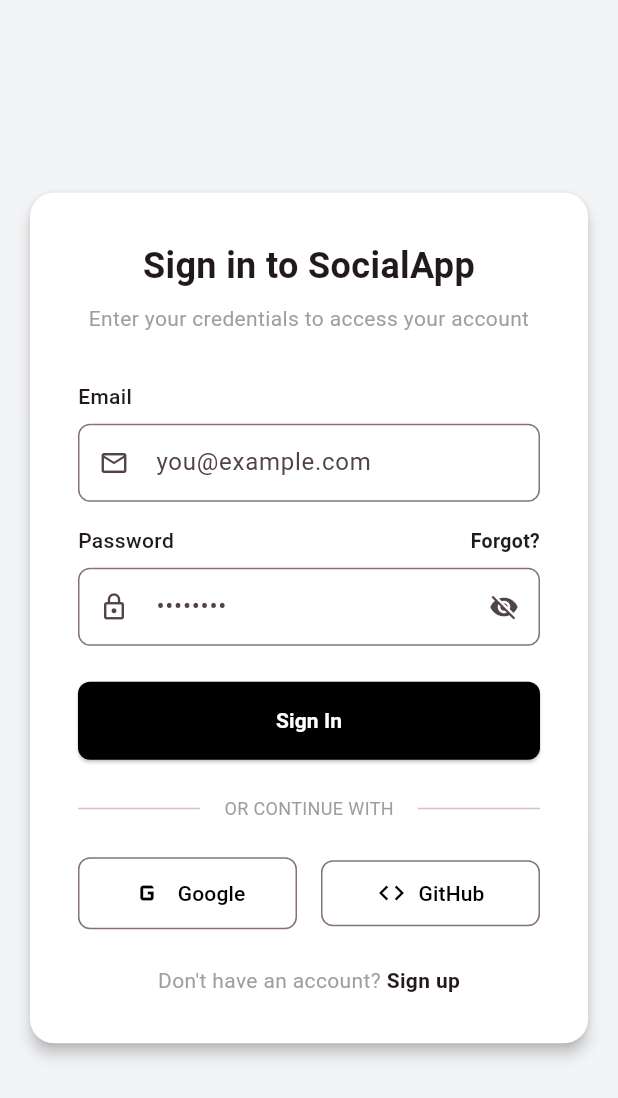
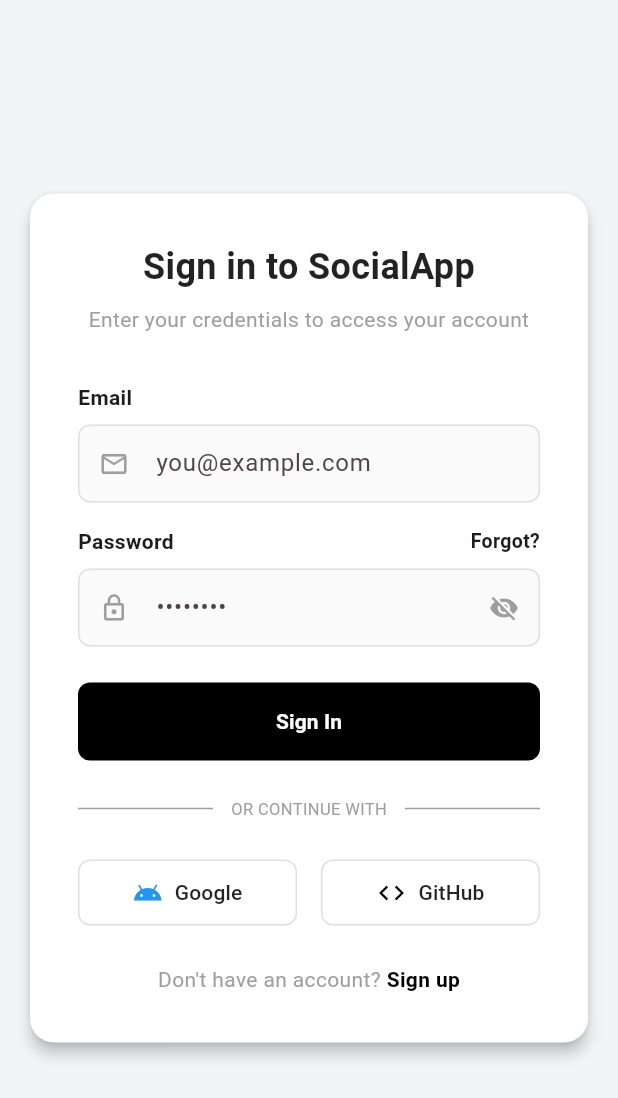
Before and after one commit to aayushhks/nexus, a Flutter app: the screen it shows after launch, on a phone screen of 412 x 824 dp. Shown: the top 1098 px of the screen. Run offline on Flutter 3.47's test engine with Material 3 defaults, Android fonts, the phone set to English and light mode, and no system bars.

```diff
--- a/lib/main.dart
+++ b/lib/main.dart
@@ -39,11 +39,13 @@
         child: SingleChildScrollView(
           padding: const EdgeInsets.all(16.0),
           child: Container(
-            constraints: const BoxConstraints(maxWidth: 450),
+            constraints: const BoxConstraints(maxWidth: 400),
             child: Card(
               elevation: 4,
-              shape: RoundedRectangleBorder(borderRadius: BorderRadius.circular(16)),
               color: Colors.white,
+              shape: RoundedRectangleBorder(
+                borderRadius: BorderRadius.circular(16),
+              ),
               child: Padding(
                 padding: const EdgeInsets.all(32.0),
                 child: Column(
@@ -54,27 +56,38 @@
                     const Text(
                       'Sign in to SocialApp',
                       textAlign: TextAlign.center,
-                      style: TextStyle(fontSize: 24, fontWeight: FontWeight.bold),
+                      style: TextStyle(
+                        fontSize: 24,
+                        fontWeight: FontWeight.bold,
+                        color: Colors.black87,
+                      ),
                     ),
                     const SizedBox(height: 8),
                     const Text(
                       'Enter your credentials to access your account',
                       textAlign: TextAlign.center,
-                      style: TextStyle(color: Colors.grey),
+                      style: TextStyle(color: Colors.grey, fontSize: 14),
                     ),
                     const SizedBox(height: 32),
 
                     // Email Field
-                    const Text('Email', style: TextStyle(fontWeight: FontWeight.w500)),
+                    const Text('Email', style: TextStyle(fontWeight: FontWeight.w600)),
                     const SizedBox(height: 8),
                     TextField(
                       decoration: InputDecoration(
                         hintText: 'you@example.com',
-                        prefixIcon: const Icon(Icons.mail_outline, size: 20),
+                        prefixIcon: const Icon(Icons.mail_outline, size: 20, color: Colors.grey),
                         border: OutlineInputBorder(
                           borderRadius: BorderRadius.circular(8),
+                          borderSide: BorderSide(color: Colors.grey.shade300),
+                        ),
+                        enabledBorder: OutlineInputBorder(
+                          borderRadius: BorderRadius.circular(8),
+                          borderSide: BorderSide(color: Colors.grey.shade300),
                         ),
                         contentPadding: const EdgeInsets.symmetric(horizontal: 16, vertical: 14),
+                        filled: true,
+                        fillColor: Colors.grey.shade50,
                       ),
                     ),
                     const SizedBox(height: 16),
@@ -83,10 +96,10 @@
                     Row(
                       mainAxisAlignment: MainAxisAlignment.spaceBetween,
                       children: [
-                        const Text('Password', style: TextStyle(fontWeight: FontWeight.w500)),
+                        const Text('Password', style: TextStyle(fontWeight: FontWeight.w600)),
                         GestureDetector(
-                          onTap: () {}, // Add forgot password logic
-                          child: const Text('Forgot?', style: TextStyle(fontWeight: FontWeight.w600, fontSize: 13)),
+                          onTap: () {},
+                          child: const Text('Forgot?', style: TextStyle(fontWeight: FontWeight.bold, fontSize: 13)),
                         ),
                       ],
                     ),
@@ -95,22 +108,26 @@
                       obscureText: !_isPasswordVisible,
                       decoration: InputDecoration(
                         hintText: '••••••••',
-                        prefixIcon: const Icon(Icons.lock_outline, size: 20),
+                        prefixIcon: const Icon(Icons.lock_outline, size: 20, color: Colors.grey),
                         suffixIcon: IconButton(
                           icon: Icon(
                             _isPasswordVisible ? Icons.visibility : Icons.visibility_off,
                             size: 20,
+                            color: Colors.grey,
                           ),
-                          onPressed: () {
-                            setState(() {
-                              _isPasswordVisible = !_isPasswordVisible;
-                            });
-                          },
+                          onPressed: () => setState(() => _isPasswordVisible = !_isPasswordVisible),
                         ),
                         border: OutlineInputBorder(
                           borderRadius: BorderRadius.circular(8),
+                          borderSide: BorderSide(color: Colors.grey.shade300),
+                        ),
+                        enabledBorder: OutlineInputBorder(
+                          borderRadius: BorderRadius.circular(8),
+                          borderSide: BorderSide(color: Colors.grey.shade300),
                         ),
                         contentPadding: const EdgeInsets.symmetric(horizontal: 16, vertical: 14),
+                        filled: true,
+                        fillColor: Colors.grey.shade50,
                       ),
                     ),
                     const SizedBox(height: 24),
@@ -123,6 +140,7 @@
                         foregroundColor: Colors.white,
                         padding: const EdgeInsets.symmetric(vertical: 16),
                         shape: RoundedRectangleBorder(borderRadius: BorderRadius.circular(8)),
+                        elevation: 0,
                       ),
                       child: const Text('Sign In', style: TextStyle(fontWeight: FontWeight.bold)),
                     ),
@@ -131,12 +149,12 @@
                     // Divider
                     const Row(
                       children: [
-                        Expanded(child: Divider()),
+                        Expanded(child: Divider(color: Colors.grey)),
                         Padding(
-                          padding: EdgeInsets.symmetric(horizontal: 16),
-                          child: Text('OR CONTINUE WITH', style: TextStyle(fontSize: 12, color: Colors.grey)),
+                          padding: EdgeInsets.symmetric(horizontal: 12),
+                          child: Text('OR CONTINUE WITH', style: TextStyle(fontSize: 11, color: Colors.grey)),
                         ),
-                        Expanded(child: Divider()),
+                        Expanded(child: Divider(color: Colors.grey)),
                       ],
                     ),
                     const SizedBox(height: 24),
@@ -147,10 +165,11 @@
                         Expanded(
                           child: OutlinedButton.icon(
                             onPressed: () {},
-                            icon: const Icon(Icons.g_mobiledata, size: 24, color: Colors.black), // Placeholder for Google Logo
-                            label: const Text('Google', style: TextStyle(color: Colors.black)),
+                            icon: const Icon(Icons.android, size: 20, color: Colors.blue), // Placeholder for Google
+                            label: const Text('Google', style: TextStyle(color: Colors.black87)),
                             style: OutlinedButton.styleFrom(
                               padding: const EdgeInsets.symmetric(vertical: 12),
+                              side: BorderSide(color: Colors.grey.shade300),
                               shape: RoundedRectangleBorder(borderRadius: BorderRadius.circular(8)),
                             ),
                           ),
@@ -159,10 +178,11 @@
                         Expanded(
                           child: OutlinedButton.icon(
                             onPressed: () {},
-                            icon: const Icon(Icons.code, size: 20, color: Colors.black), // Placeholder for GitHub Logo
-                            label: const Text('GitHub', style: TextStyle(color: Colors.black)),
+                            icon: const Icon(Icons.code, size: 20, color: Colors.black), // Placeholder for GitHub
+                            label: const Text('GitHub', style: TextStyle(color: Colors.black87)),
                             style: OutlinedButton.styleFrom(
                               padding: const EdgeInsets.symmetric(vertical: 12),
+                              side: BorderSide(color: Colors.grey.shade300),
                               shape: RoundedRectangleBorder(borderRadius: BorderRadius.circular(8)),
                             ),
                           ),
@@ -178,7 +198,7 @@
                         const Text("Don't have an account? ", style: TextStyle(color: Colors.grey)),
                         GestureDetector(
                           onTap: () {},
-                          child: const Text('Sign up', style: TextStyle(fontWeight: FontWeight.bold)),
+                          child: const Text('Sign up', style: TextStyle(fontWeight: FontWeight.bold, color: Colors.black)),
                         ),
                       ],
                     ),
```
